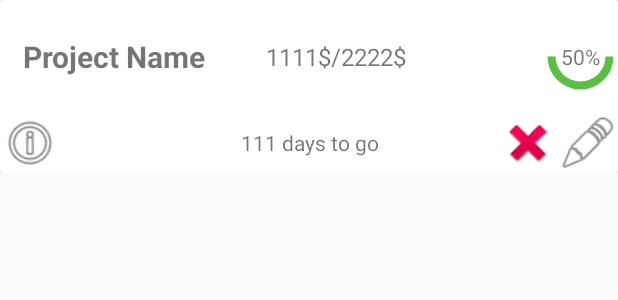
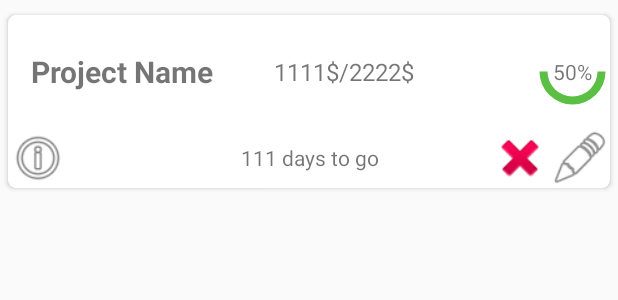
Before and after one commit to stefanmiljakovic/BudgetManagerSrc, an Android app: the layout item_layout.xml on its own in the app's theme, with its tools: preview values and no code run, on a phone screen of 412 x 824 dp. Shown: the top 300 px of the screen. Run offline under Robolectric (Android 15) with nearby library versions, the phone set to English and light mode, and no system bars.

Commit message:
Fix cardview formatting

```diff
--- a/app/src/main/res/layout/item_layout.xml
+++ b/app/src/main/res/layout/item_layout.xml
@@ -6,7 +6,13 @@
     <android.support.v7.widget.CardView
         android:id="@+id/cardViewLayout"
         android:layout_width="match_parent"
-        android:layout_height="wrap_content">
+        android:layout_height="wrap_content"
+        xmlns:card_view="http://schemas.android.com/apk/res-auto"
+        android:layout_marginTop="10dp"
+        android:layout_marginBottom="10dp"
+        android:layout_marginLeft="5dp"
+        android:layout_marginRight="5dp"
+        card_view:cardCornerRadius="5dp">
 
         <RelativeLayout
             android:layout_width="wrap_content"
```
